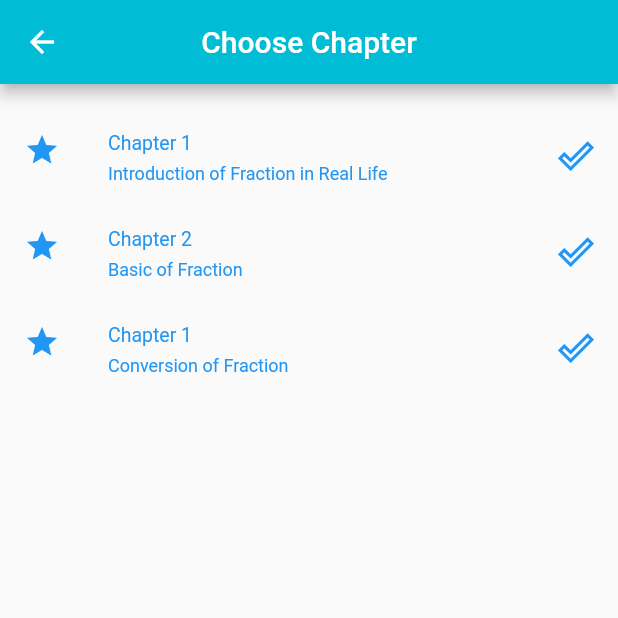
After one commit to Shaunmak1214/Fractastic, a Flutter app: the ChapterList screen opened directly, on a phone screen of 412 x 824 dp, the top half of it. The commit adds this screen. Run offline on Flutter 3.47's test engine with Material 2 defaults, Android fonts, the phone set to English and light mode, and no system bars; our stand-ins replace animated_theme_switcher, bottom_navy_bar, cached_network_image, cloud_firestore, firebase_auth, firebase_storage and 7 more; accounts and stored records are empty.

Commit message:
chapter list

```diff
--- /dev/null
+++ b/lib/ui/home/ChapterListScreen.dart
@@ -0,0 +1,66 @@
+import 'package:flutter/material.dart';
+import 'package:fractastic/ui/home/Chapter1OptionPage.dart';
+import 'package:fractastic/ui/home/Chapter2OptionPage.dart';
+import 'package:fractastic/ui/home/Chapter3OptionPage.dart';
+import '../../constants.dart' as Constants;
+
+class ChapterList extends StatelessWidget {
+  @override
+  Widget build(BuildContext context) {
+    return Scaffold(
+        appBar: AppBar(
+          title: new Text('Choose Chapter'),
+          centerTitle: true,
+          backgroundColor: Color(Constants.COLOR_PRIMARY),
+          leading: new IconButton(
+            icon: new Icon(Icons.arrow_back),
+            onPressed: () => Navigator.of(context).pop(),
+          ),
+        ),
+        body: Container(
+          child: Column(
+            children: <Widget>[
+              new Padding(
+                padding: const EdgeInsets.all(8.0),
+              ),
+              new ListTile(
+                leading: Icon(Icons.star),
+                trailing: Icon(Icons.done_outline),
+                title: Text("Chapter 1"),
+                subtitle: Text("Introduction of Fraction in Real Life"),
+                dense: true, //can be false dk which better
+                onTap: () => Navigator.push(
+                  context,
+                  new MaterialPageRoute(builder: (_) => Chapter1OptionPage()),
+                ),
+                selected: true,
+              ),
+              new ListTile(
+                leading: Icon(Icons.star),
+                trailing: Icon(Icons.done_outline),
+                title: Text("Chapter 2"),
+                subtitle: Text("Basic of Fraction"),
+                dense: true,
+                onTap: () => Navigator.push(
+                  context,
+                  new MaterialPageRoute(builder: (_) => Chapter2OptionPage()),
+                ),
+                selected: true,
+              ),
+              new ListTile(
+                leading: Icon(Icons.star),
+                trailing: Icon(Icons.done_outline),
+                title: Text("Chapter 1"),
+                subtitle: Text("Conversion of Fraction"),
+                dense: true,
+                onTap: () => Navigator.push(
+                  context,
+                  new MaterialPageRoute(builder: (_) => Chapter3OptionPage()),
+                ),
+                selected: true,
+              ),
+            ],
+          ),
+        ));
+  }
+}
--- a/lib/ui/home/ClassListScreen.dart
+++ b/lib/ui/home/ClassListScreen.dart
@@ -1,2 +1,2 @@
-import 'package:flutter/material.dart';
-import 'package:fractastic/servic'
+// import 'package:flutter/material.dart';
+// import 'package:fractastic/servic'
--- a/lib/ui/student/studentScreen.dart
+++ b/lib/ui/student/studentScreen.dart
@@ -7,6 +7,7 @@ import 'package:flutter/material.dart';
 import 'package:fractastic/constants.dart';
 import 'package:fractastic/model/User.dart';
 import 'package:fractastic/ui/auth/AuthScreen.dart';
+import 'package:fractastic/ui/home/ChapterListScreen.dart';
 import 'package:fractastic/ui/services/Authenticate.dart';
 import 'package:fractastic/ui/student/StudentHomeScreen.dart';
 import 'package:fractastic/ui/utils/helper.dart';
@@ -43,24 +44,13 @@ class _StudentScreenState extends State<StudentScreen> {
   String _currentGuardianEmail;
 
   int currentIndex = 0;
-  List listOfScreen = [
-    // Container(
-    //   color: Colors.orange,
-    //   //chaptersoption
-    // ),
-    // Container(
-    //   color: Colors.pink,
-    //   //quiz result
-    // ),
-    // Container(
-    //   color: Colors.red,
-    //   //calendar
-    // ),
-    //StudentHomeScreen(user: this.user),
+
+  List<Widget> _widgetOptions = <Widget>[
+    //StudentHomeScreen(),
     Chapter1OptionPage(),
+    ChapterList(),
     Chapter2OptionPage(),
     Chapter3OptionPage(),
-    Chapter1OptionPage(),
   ];
 
   @override
@@ -144,7 +134,6 @@ class _StudentScreenState extends State<StudentScreen> {
           backgroundColor: Color(Constants.COLOR_PRIMARY),
           centerTitle: true,
         ),
-        body: listOfScreen[currentIndex],
         bottomNavigationBar: BottomNavyBar(
           selectedIndex: currentIndex,
           onItemSelected: (index) {
@@ -181,6 +170,8 @@ class _StudentScreenState extends State<StudentScreen> {
             )
           ],
         ),
+        body: _widgetOptions.elementAt(currentIndex),
+
         //only homescreen got join class
         /*
         floatingActionButton: Container(
```
